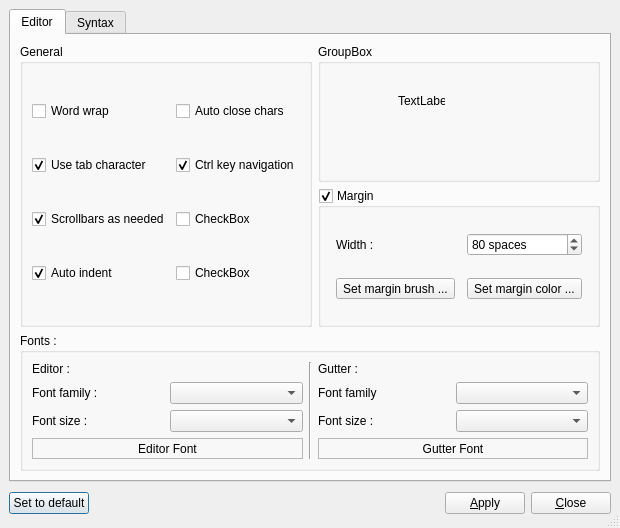
Above: trunk/src/ui/configdialog.ui from BackupTheBerlios/devqt-svn before the change. Below: the same form after it.
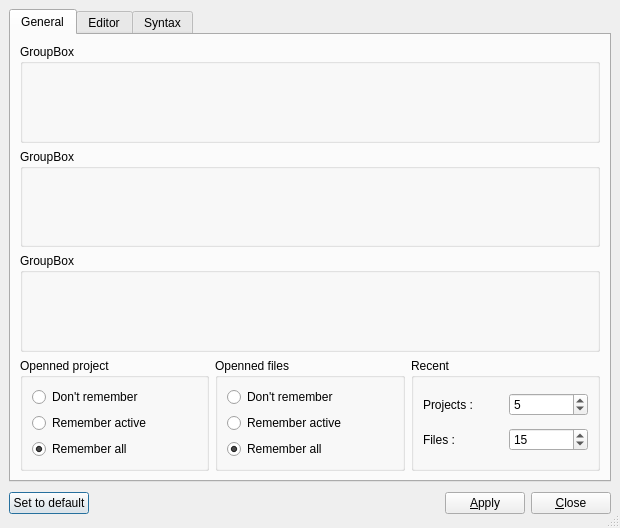
That is the form after the change. Icons and pictures are not drawn.

```diff
--- a/trunk/src/ui/configdialog.ui
+++ b/trunk/src/ui/configdialog.ui
@@ -27,6 +27,193 @@
    </property>
    <item>
     <widget class="QTabWidget" name="tabWidget" >
+     <widget class="QWidget" name="tab" >
+      <attribute name="title" >
+       <string>General</string>
+      </attribute>
+      <layout class="QGridLayout" >
+       <property name="margin" >
+        <number>9</number>
+       </property>
+       <property name="spacing" >
+        <number>6</number>
+       </property>
+       <item row="3" column="2" >
+        <widget class="QGroupBox" name="gRecent" >
+         <property name="title" >
+          <string>Recent</string>
+         </property>
+         <layout class="QGridLayout" >
+          <property name="margin" >
+           <number>9</number>
+          </property>
+          <property name="spacing" >
+           <number>6</number>
+          </property>
+          <item row="1" column="0" >
+           <widget class="QLabel" name="label_10" >
+            <property name="text" >
+             <string>Files : </string>
+            </property>
+           </widget>
+          </item>
+          <item row="0" column="0" >
+           <widget class="QLabel" name="label_9" >
+            <property name="text" >
+             <string>Projects : </string>
+            </property>
+           </widget>
+          </item>
+          <item row="1" column="1" >
+           <widget class="QSpinBox" name="iFiles" >
+            <property name="maximum" >
+             <number>25</number>
+            </property>
+            <property name="value" >
+             <number>15</number>
+            </property>
+           </widget>
+          </item>
+          <item row="0" column="1" >
+           <widget class="QSpinBox" name="iProjects" >
+            <property name="maximum" >
+             <number>10</number>
+            </property>
+            <property name="value" >
+             <number>5</number>
+            </property>
+           </widget>
+          </item>
+         </layout>
+        </widget>
+       </item>
+       <item row="3" column="1" >
+        <widget class="QGroupBox" name="gOpennedFiles" >
+         <property name="title" >
+          <string>Openned files</string>
+         </property>
+         <layout class="QVBoxLayout" >
+          <property name="margin" >
+           <number>9</number>
+          </property>
+          <property name="spacing" >
+           <number>6</number>
+          </property>
+          <item>
+           <widget class="QRadioButton" name="bOFNone" >
+            <property name="text" >
+             <string>Don't remember</string>
+            </property>
+           </widget>
+          </item>
+          <item>
+           <widget class="QRadioButton" name="bOFCurrent" >
+            <property name="text" >
+             <string>Remember active</string>
+            </property>
+           </widget>
+          </item>
+          <item>
+           <widget class="QRadioButton" name="bOFAll" >
+            <property name="text" >
+             <string>Remember all</string>
+            </property>
+            <property name="checked" >
+             <bool>true</bool>
+            </property>
+           </widget>
+          </item>
+         </layout>
+        </widget>
+       </item>
+       <item row="3" column="0" >
+        <widget class="QGroupBox" name="groupBox_8" >
+         <property name="title" >
+          <string>Openned project</string>
+         </property>
+         <layout class="QVBoxLayout" >
+          <property name="margin" >
+           <number>9</number>
+          </property>
+          <property name="spacing" >
+           <number>6</number>
+          </property>
+          <item>
+           <widget class="QRadioButton" name="bOPNone" >
+            <property name="text" >
+             <string>Don't remember</string>
+            </property>
+           </widget>
+          </item>
+          <item>
+           <widget class="QRadioButton" name="bOPCurrent" >
+            <property name="text" >
+             <string>Remember active</string>
+            </property>
+           </widget>
+          </item>
+          <item>
+           <widget class="QRadioButton" name="bOPAll" >
+            <property name="text" >
+             <string>Remember all</string>
+            </property>
+            <property name="checked" >
+             <bool>true</bool>
+            </property>
+           </widget>
+          </item>
+         </layout>
+        </widget>
+       </item>
+       <item row="0" column="0" colspan="3" >
+        <widget class="QGroupBox" name="groupBox_9" >
+         <property name="title" >
+          <string>GroupBox</string>
+         </property>
+         <widget class="QGroupBox" name="groupBox_10" >
+          <property name="geometry" >
+           <rect>
+            <x>19</x>
+            <y>309</y>
+            <width>580</width>
+            <height>139</height>
+           </rect>
+          </property>
+          <property name="title" >
+           <string>GroupBox</string>
+          </property>
+         </widget>
+        </widget>
+       </item>
+       <item row="1" column="0" colspan="3" >
+        <widget class="QGroupBox" name="groupBox_4" >
+         <property name="title" >
+          <string>GroupBox</string>
+         </property>
+        </widget>
+       </item>
+       <item row="2" column="0" colspan="3" >
+        <widget class="QGroupBox" name="groupBox_11" >
+         <property name="title" >
+          <string>GroupBox</string>
+         </property>
+         <widget class="QGroupBox" name="groupBox_12" >
+          <property name="geometry" >
+           <rect>
+            <x>19</x>
+            <y>309</y>
+            <width>580</width>
+            <height>139</height>
+           </rect>
+          </property>
+          <property name="title" >
+           <string>GroupBox</string>
+          </property>
+         </widget>
+        </widget>
+       </item>
+      </layout>
+     </widget>
      <widget class="QWidget" name="tabEditor" >
       <attribute name="title" >
        <string>Editor</string>
@@ -39,23 +226,48 @@
         <number>6</number>
        </property>
        <item row="0" column="1" >
-        <widget class="QGroupBox" name="groupBox" >
+        <widget class="QGroupBox" name="gTabs" >
          <property name="title" >
-          <string>GroupBox</string>
+          <string>Tabulations</string>
          </property>
-         <widget class="QLabel" name="label_9" >
-          <property name="geometry" >
-           <rect>
-            <x>80</x>
-            <y>50</y>
-            <width>47</width>
-            <height>14</height>
-           </rect>
+         <layout class="QGridLayout" >
+          <property name="margin" >
+           <number>9</number>
           </property>
-          <property name="text" >
-           <string>TextLabel</string>
+          <property name="spacing" >
+           <number>6</number>
           </property>
-         </widget>
+          <item row="1" column="0" >
+           <widget class="QLabel" name="label" >
+            <property name="text" >
+             <string>Tab width :</string>
+            </property>
+           </widget>
+          </item>
+          <item row="0" column="0" colspan="2" >
+           <widget class="QCheckBox" name="cbTab" >
+            <property name="text" >
+             <string>Use tab character</string>
+            </property>
+           </widget>
+          </item>
+          <item row="1" column="1" >
+           <widget class="QSpinBox" name="iTab" >
+            <property name="suffix" >
+             <string> spaces</string>
+            </property>
+            <property name="maximum" >
+             <number>15</number>
+            </property>
+            <property name="minimum" >
+             <number>1</number>
+            </property>
+            <property name="value" >
+             <number>4</number>
+            </property>
+           </widget>
+          </item>
+         </layout>
         </widget>
        </item>
        <item row="1" column="1" >
@@ -174,12 +386,12 @@
            </widget>
           </item>
           <item row="1" column="0" >
-           <widget class="QCheckBox" name="cbTab" >
+           <widget class="QCheckBox" name="cbLineWrap" >
             <property name="text" >
              <string>Use tab character</string>
             </property>
             <property name="checked" >
-             <bool>true</bool>
+             <bool>false</bool>
             </property>
            </widget>
           </item>
@@ -239,7 +451,7 @@
            <widget class="QComboBox" name="gutterSize" />
           </item>
           <item row="1" column="0" >
-           <widget class="QLabel" name="label" >
+           <widget class="QLabel" name="label_font" >
             <property name="text" >
              <string>Font family :</string>
             </property>
```
Left out of the diff: 129 changed lines with no effect on the pictures.
